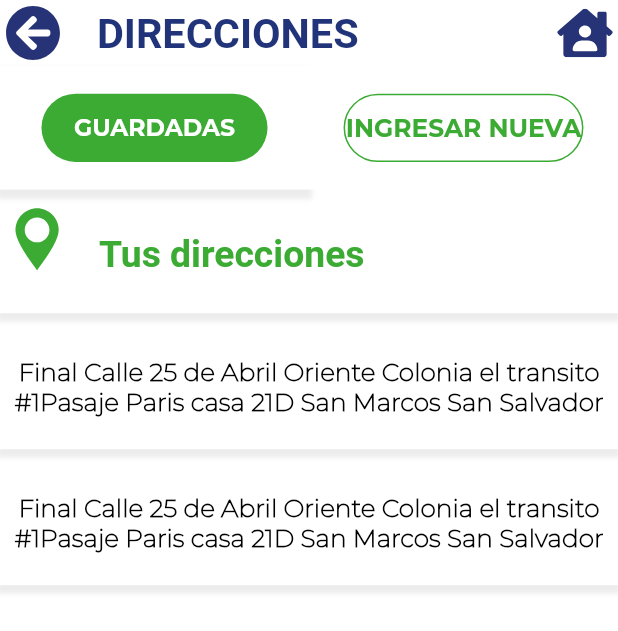
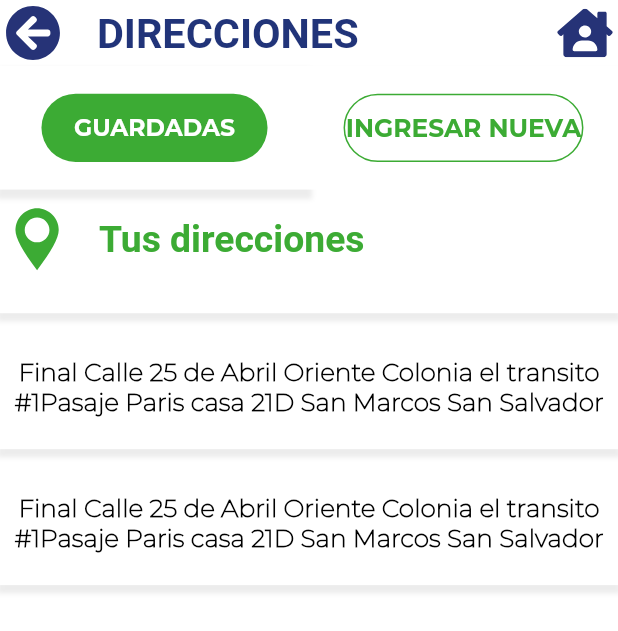
Before and after one commit to mdwcodedevelopers/DeliveryEnviaOficial, a Flutter app: the screen it shows after launch, on a phone screen of 412 x 824 dp. Shown: the top 631 px of the screen. Run offline on Flutter 3.47's test engine with Material 2 defaults, Android fonts, the light colour scheme and no system bars; our stand-ins replace animate_do, carousel_slider, flutter_svg, rxdart; missing offline and left inert: flutter_verification_box; Roboto replaces fonts that are missing (RobotoMono); project files that could hold a hidden picture were left out.

Commit message:
pantalla guardar direcciones hechas

```diff
--- a/lib/pages/profile/addresses.dart
+++ b/lib/pages/profile/addresses.dart
@@ -117,46 +117,7 @@ Widget _scaffoldModalFalse(Responsive responsive, double height, double width){
       children: [
         Column(
           children: [
-            Container(
-                margin: EdgeInsets.only(bottom: height * 0.01),
-                padding: EdgeInsets.only(bottom: height * 0.03),
-                  height: height * 0.20,
-                  width: width * 1,
-                  decoration: BoxDecoration(
-                    // border: Border.all(color: Colors.red),
-                      boxShadow: <BoxShadow>[
-                          BoxShadow(
-                            color: getColor()[300],
-                              offset: Offset(0.2, 4),
-                              spreadRadius: 2.0,
-                              blurRadius: 2.0,)
-                        ],
-                    color: getColor()[400]
-                  ),
-                  child: Row(
-                    mainAxisAlignment: MainAxisAlignment.start,
-                    crossAxisAlignment: CrossAxisAlignment.end,
-                    children: [
-                      Container(
-                        height: width * 0.12,
-                        width: width * 0.12,
-                        child: SvgPicture.asset('images/Icono_Ubicación.svg',
-                          fit: BoxFit.contain,
-                          height: width * 0.12,
-                          width: width * 0.12,
-                          color: getColor()[100]),
-                      ),
-                    SizedBox(width: width * 0.04),
-                    Text('Tus direcciones',
-                        textAlign: TextAlign.start,
-                        style: TextStyle(
-                            color: getColor()[100],
-                            fontWeight: FontWeight.bold,
-                            fontFamily: 'RobotoMono',
-                            fontSize: responsive.ip(2.7)))
-                    ]
-                  ),
-                ),
+            (tabInitial) ? _titleTap(responsive, height, width, 'images/Icono_Ubicación.svg', 'Tus direcciones', EdgeInsets.only(left: 0)) : _titleTap(responsive, height, width, 'images/Icono_New.svg', 'Crear dirección nueva',EdgeInsets.only(left: width * 0.02)),
             Container(
               height: height * 0.65,
               child: (tabInitial == true) ?_listAddress(responsive, height, width) : _formCreateAddress(responsive, height, width),
@@ -263,8 +224,6 @@ Widget _scaffoldModalFalse(Responsive responsive, double height, double width){
         );
   }
 
-
-
   Widget _listAddress(Responsive responsive, double height, double width){
     return SingleChildScrollView(
               child: Column(
@@ -346,4 +305,51 @@ Widget _formCreateAddress(Responsive responsive, double height, double width){
       );
   }
 
+Widget _titleTap(Responsive responsive, double height, double width, String image, String text, EdgeInsetsGeometry marginLeft){
+  return Container(
+            margin: EdgeInsets.only(bottom: height * 0.01),
+            padding: EdgeInsets.only(bottom: height * 0.03),
+            height: height * 0.20,
+            width: width * 1,
+            decoration: BoxDecoration(
+                boxShadow: <BoxShadow>[
+                    BoxShadow(
+                      color: getColor()[300],
+                        offset: Offset(0.2, 4),
+                        spreadRadius: 2.0,
+                        blurRadius: 2.0,)
+                  ],
+              color: getColor()[400]
+            ),
+            child: Row(
+                mainAxisAlignment: MainAxisAlignment.start,
+                crossAxisAlignment: CrossAxisAlignment.end,
+              children: [
+                Row(
+                  crossAxisAlignment: CrossAxisAlignment.center,
+                  children: [
+                    Container(
+                      margin: marginLeft,
+                      height: width * 0.12,
+                      width: width * 0.12,
+                      child: SvgPicture.asset(image,
+                        fit: BoxFit.contain,
+                        height: width * 0.12,
+                        width: width * 0.12,
+                        color: getColor()[100]),
+                    ),
+                  SizedBox(width: width * 0.04),
+                  Text(text,
+                      textAlign: TextAlign.start,
+                      style: TextStyle(
+                          color: getColor()[100],
+                          fontWeight: FontWeight.bold,
+                          fontFamily: 'RobotoMono',
+                          fontSize: responsive.ip(2.7)))
+                  ]
+                ),
+              ],
+            ),
+          );
     }
+}
```
Also changed, not shown: images/Icono_New.svg (added). Lines whose indentation alone changed are shown as unchanged.
